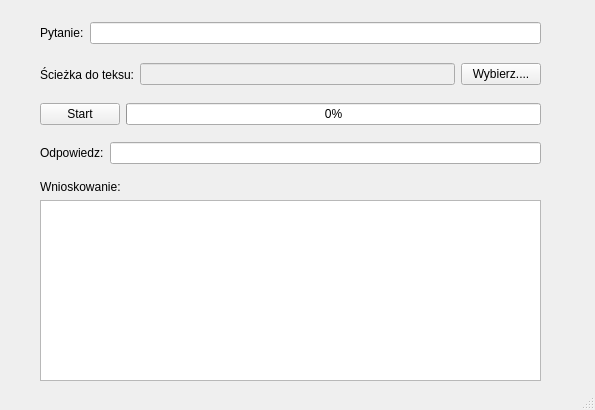
Nozdi/AssassinsFinder, file GUI/MainWindow.ui: the form before one commit.
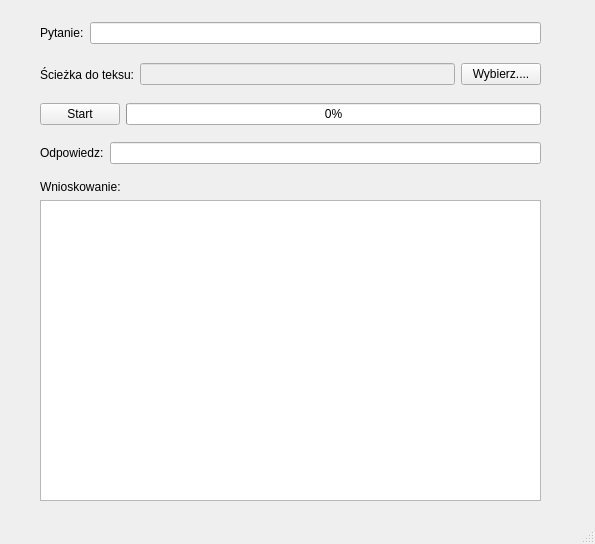
The form after the commit.

The edit to the form file:
```diff
--- a/GUI/MainWindow.ui
+++ b/GUI/MainWindow.ui
@@ -7,19 +7,19 @@
     <x>0</x>
     <y>0</y>
     <width>595</width>
-    <height>410</height>
+    <height>544</height>
    </rect>
   </property>
   <property name="minimumSize">
    <size>
     <width>595</width>
-    <height>410</height>
+    <height>544</height>
    </size>
   </property>
   <property name="maximumSize">
    <size>
     <width>595</width>
-    <height>410</height>
+    <height>544</height>
    </size>
   </property>
   <property name="windowTitle">
@@ -145,7 +145,7 @@
       <x>40</x>
       <y>180</y>
       <width>501</width>
-      <height>201</height>
+      <height>321</height>
      </rect>
     </property>
     <layout class="QVBoxLayout" name="verticalLayout">
```
